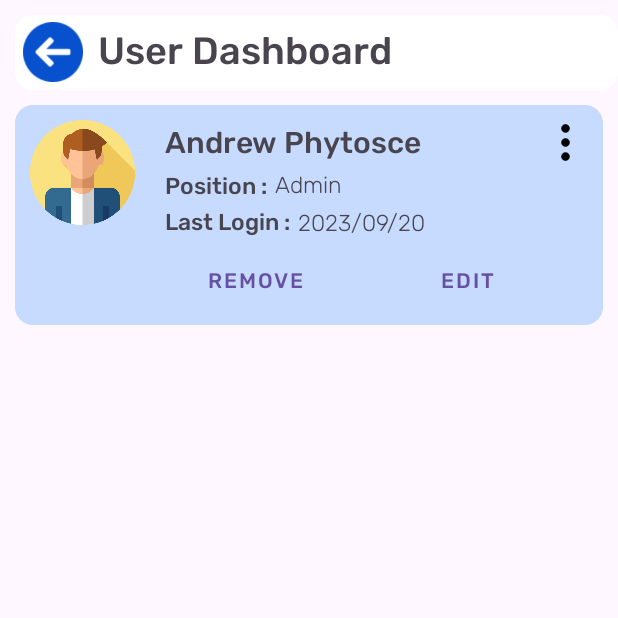
After one commit to NiwanthaR/TRR_App, an Android app: the ManageUser screen opened directly, with no data from a screen before it, on a phone screen of 412 x 824 dp, the top half of it. The commit adds this screen. Run offline under Robolectric (Android 15) with nearby library versions, the phone set to English and light mode, and no system bars.

Commit message:
Manage user dashboard

```diff
--- a/app/src/main/AndroidManifest.xml
+++ b/app/src/main/AndroidManifest.xml
@@ -12,6 +12,9 @@
         android:supportsRtl="true"
         android:theme="@style/Theme.TRR_App"
         tools:targetApi="31">
+        <activity
+            android:name=".view.SettingsUI.ManageUser"
+            android:exported="false" />
         <activity
             android:name=".view.SettingsUI.UserSettings"
             android:exported="false" />
--- /dev/null
+++ b/app/src/main/java/com/example/trr_app/view/SettingsUI/ManageUser.kt
@@ -0,0 +1,12 @@
+package com.example.trr_app.view.SettingsUI
+
+import androidx.appcompat.app.AppCompatActivity
+import android.os.Bundle
+import com.example.trr_app.R
+
+class ManageUser : AppCompatActivity() {
+    override fun onCreate(savedInstanceState: Bundle?) {
+        super.onCreate(savedInstanceState)
+        setContentView(R.layout.activity_manage_user)
+    }
+}
--- /dev/null
+++ b/app/src/main/res/layout/activity_manage_user.xml
@@ -0,0 +1,181 @@
+<?xml version="1.0" encoding="utf-8"?>
+<RelativeLayout
+    xmlns:android="http://schemas.android.com/apk/res/android"
+    xmlns:app="http://schemas.android.com/apk/res-auto"
+    xmlns:tools="http://schemas.android.com/tools"
+    android:layout_width="match_parent"
+    android:layout_height="match_parent"
+    tools:context=".view.SettingsUI.ManageUser">
+
+    <LinearLayout
+        android:id="@+id/topToolBar"
+        android:layout_width="match_parent"
+        android:layout_height="60dp"
+        android:orientation="horizontal">
+
+        <com.google.android.material.card.MaterialCardView
+            android:id="@+id/userManageTitle"
+            android:layout_width="match_parent"
+            android:layout_height="match_parent"
+            android:layout_marginTop="10dp"
+            app:cardBackgroundColor="@color/white"
+            app:strokeColor="@color/white"
+            android:layout_marginStart="10dp">
+
+            <RelativeLayout
+                android:layout_width="match_parent"
+                android:layout_height="match_parent">
+
+                <ImageView
+                    android:id="@+id/backIcon"
+                    android:layout_width="40dp"
+                    android:layout_height="40dp"
+                    android:src="@drawable/back_btn"
+                    android:layout_marginStart="5dp"
+                    android:layout_centerVertical="true"/>
+
+                <TextView
+                    android:id="@+id/pageTitle"
+                    android:layout_width="wrap_content"
+                    android:layout_height="wrap_content"
+                    android:layout_centerInParent="true"
+                    android:layout_marginStart="10dp"
+                    android:layout_toEndOf="@id/backIcon"
+                    android:fontFamily="@font/rubik_medium"
+                    android:text="User Dashboard"
+                    android:textSize="25sp" />
+            </RelativeLayout>
+
+        </com.google.android.material.card.MaterialCardView>
+
+    </LinearLayout>
+
+    <LinearLayout
+        android:layout_below="@id/topToolBar"
+        android:layout_width="match_parent"
+        android:layout_height="wrap_content"
+        android:layout_marginTop="10dp"
+        android:layout_marginStart="10dp"
+        android:layout_marginEnd="10dp"
+        android:orientation="vertical">
+
+        <com.google.android.material.card.MaterialCardView
+            app:cardBackgroundColor="@color/light_blue"
+            app:strokeColor="@color/light_blue"
+            android:layout_width="match_parent"
+            android:layout_height="wrap_content">
+
+            <RelativeLayout
+                android:layout_marginStart="10dp"
+                android:layout_margin="10dp"
+                android:layout_width="match_parent"
+                android:layout_height="wrap_content">
+
+                <TextView
+                    android:layout_toEndOf="@id/userProfileImg"
+                    android:id="@+id/textUserName"
+                    android:layout_width="wrap_content"
+                    android:layout_height="wrap_content"
+                    android:layout_marginStart="20dp"
+                    android:textSize="20sp"
+                    android:fontFamily="@font/rubik_medium"
+                    android:text="Andrew Phytosce"/>
+
+                <androidx.appcompat.widget.AppCompatImageView
+                    android:id="@+id/userProfileImg"
+                    android:layout_width="70dp"
+                    android:layout_height="70dp"
+                    android:src="@drawable/ic_man_icon"/>
+
+                <TextView
+                    android:layout_below="@id/textUserName"
+                    android:layout_toEndOf="@id/userProfileImg"
+                    android:id="@+id/userPositiontxt"
+                    android:fontFamily="@font/rubik_medium"
+                    android:layout_width="wrap_content"
+                    android:layout_height="wrap_content"
+                    android:layout_marginStart="20dp"
+                    android:textSize="15sp"
+                    android:text="Position :"/>
+
+                <TextView
+                    android:layout_below="@id/textUserName"
+                    android:layout_toEndOf="@id/userPositiontxt"
+                    android:id="@+id/userPosition"
+                    android:fontFamily="@font/rubik_light"
+                    android:layout_width="wrap_content"
+                    android:layout_height="wrap_content"
+                    android:layout_marginStart="5dp"
+                    android:textSize="15sp"
+                    android:text="Admin"/>
+
+                <TextView
+                    android:layout_below="@id/userPosition"
+                    android:layout_toEndOf="@id/userProfileImg"
+                    android:id="@+id/userLastLoginTxt"
+                    android:fontFamily="@font/rubik_medium"
+                    android:layout_width="wrap_content"
+                    android:layout_height="wrap_content"
+                    android:layout_marginStart="20dp"
+                    android:textSize="15sp"
+                    android:text="Last Login :"/>
+
+                <TextView
+                    android:layout_below="@id/userPositiontxt"
+                    android:layout_toEndOf="@id/userLastLoginTxt"
+                    android:id="@+id/userLastLogin"
+                    android:fontFamily="@font/rubik_light"
+                    android:layout_width="wrap_content"
+                    android:layout_height="wrap_content"
+                    android:layout_marginStart="5dp"
+                    android:textSize="15sp"
+                    android:text="2023/09/20"/>
+
+                <LinearLayout
+                    android:layout_width="match_parent"
+                    android:layout_height="wrap_content"
+                    android:layout_toEndOf="@id/userProfileImg"
+                    android:layout_below="@id/userLastLoginTxt"
+                    android:layout_marginStart="20dp"
+                    android:layout_marginEnd="20dp"
+                    android:layout_marginTop="5dp"
+                    android:orientation="horizontal">
+
+                    <Button
+                        android:id="@+id/btn_removeUser"
+                        android:layout_width="0dp"
+                        android:layout_weight="1"
+                        android:layout_height="40dp"
+                        android:text="Remove"
+                        android:layout_marginEnd="10dp"
+                        style="@style/Widget.MaterialComponents.Button.TextButton"
+                        android:fontFamily="@font/rubik_medium"
+                        />
+
+
+                    <Button
+                        android:id="@+id/btn_editeUser"
+                        android:layout_width="0dp"
+                        android:layout_weight="1"
+                        android:layout_marginStart="10dp"
+                        android:layout_height="40dp"
+                        android:text="Edit"
+                        style="@style/Widget.MaterialComponents.Button.TextButton"
+                        android:fontFamily="@font/rubik_medium"
+                        />
+                </LinearLayout>
+
+                <androidx.appcompat.widget.AppCompatImageView
+                    android:layout_width="30dp"
+                    android:layout_height="30dp"
+                    android:layout_alignParentTop="true"
+                    android:layout_alignParentEnd="true"
+                    android:src="@drawable/dot_menu"/>
+
+            </RelativeLayout>
+
+        </com.google.android.material.card.MaterialCardView>
+
+    </LinearLayout>
+
+</RelativeLayout>
--- a/app/src/main/res/layout/password_bottom_sheet_dialog.xml
+++ b/app/src/main/res/layout/password_bottom_sheet_dialog.xml
@@ -38,11 +38,14 @@
             android:layout_marginStart="25dp"
             android:id="@+id/previousPasswordTxt"
             android:layout_width="match_parent"
+            app:endIconMode="password_toggle"
             android:layout_height="wrap_content">
 
             <com.google.android.material.textfield.TextInputEditText
                 android:layout_width="match_parent"
                 android:layout_height="wrap_content"
+                android:inputType="textPassword"
+                android:fontFamily="@font/rubik_light"
                 android:hint="Old Password"
                 />
 
@@ -55,12 +58,15 @@
             android:layout_marginStart="25dp"
             android:id="@+id/newPasswordTxt"
             android:layout_width="match_parent"
-            android:layout_height="wrap_content">
+            android:layout_height="wrap_content"
+            app:endIconMode="password_toggle">
 
             <com.google.android.material.textfield.TextInputEditText
                 android:layout_width="match_parent"
                 android:layout_height="wrap_content"
+                android:inputType="textPassword"
                 android:hint="New Password"
+                android:fontFamily="@font/rubik_light"
                 />
 
         </com.google.android.material.textfield.TextInputLayout>
@@ -72,12 +78,15 @@
             android:layout_marginStart="25dp"
             android:id="@+id/newRePasswordTxt"
             android:layout_width="match_parent"
-            android:layout_height="wrap_content">
+            android:layout_height="wrap_content"
+            app:endIconMode="password_toggle">
 
             <com.google.android.material.textfield.TextInputEditText
                 android:layout_width="match_parent"
                 android:layout_height="wrap_content"
+                android:inputType="textPassword"
                 android:hint="New Password"
+                android:fontFamily="@font/rubik_light"
                 />
 
         </com.google.android.material.textfield.TextInputLayout>
@@ -99,6 +108,7 @@
                 android:layout_height="50dp"
                 android:text="Cancel"
                 android:layout_marginEnd="3dp"
+                android:fontFamily="@font/rubik_medium"
                 style="?attr/materialButtonOutlinedStyle"
                 />
 
@@ -106,9 +116,10 @@
                 android:id="@+id/btn_changePassword_Approve"
                 android:layout_width="0dp"
                 android:layout_weight="1"
-                    android:layout_marginStart="3dp"
+                android:layout_marginStart="3dp"
                 android:layout_height="50dp"
                 android:text="Change"
+                android:fontFamily="@font/rubik_medium"
                 />
         </LinearLayout>
 
```
Also changed, not shown: app/src/main/res/drawable/dot_menu.png (added).
